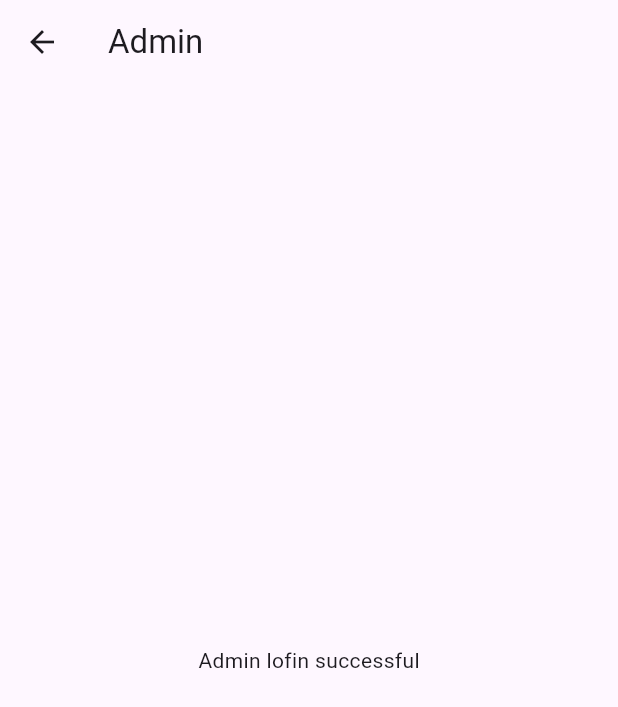
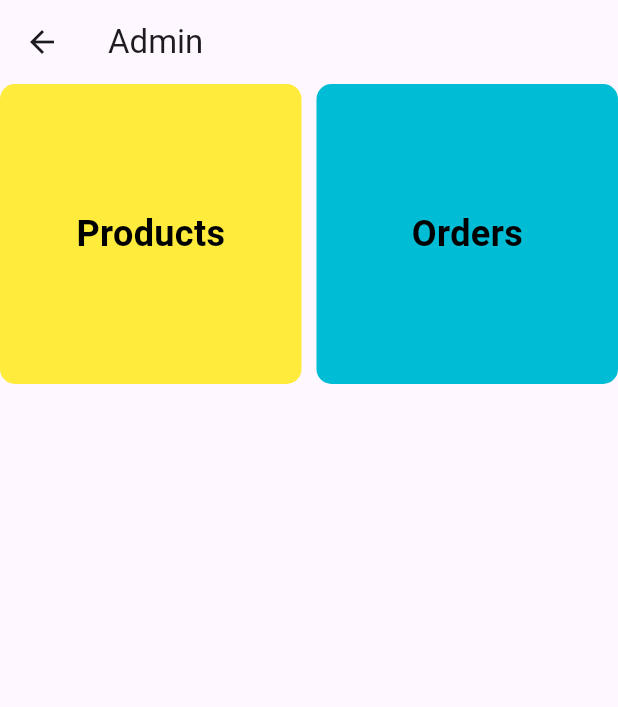
Before and after one commit to ubaliringim/e_commerce_admin, a Flutter app: the HomeScreen screen opened directly, on a phone screen of 412 x 824 dp. Shown: the top 707 px of the screen. Run offline on Flutter 3.47's test engine with Material 3 defaults, Android fonts, the phone set to English and light mode, and no system bars; our stand-ins replace cloud_firestore, firebase_auth, firebase_core, flutter_riverpod; accounts and stored records are empty.

Commit message:
add-product&delete-product

```diff
--- a/lib/homescreen.dart
+++ b/lib/homescreen.dart
@@ -1,3 +1,4 @@
+import 'package:e_commerce_admin/screens/products.dart';
 import 'package:flutter/material.dart';
 
 class HomeScreen extends StatefulWidget {
@@ -11,10 +12,62 @@ class _HomeScreenState extends State<HomeScreen> {
   @override
   Widget build(BuildContext context) {
     return Scaffold(
-      appBar: AppBar(
-        title: const Text("Admin"),
-      ),
-      body: const Center(child: Text("Admin lofin successful"),),
-    );
+        appBar: AppBar(
+          title: const Text("Admin"),
+        ),
+        body: Row(
+          children: [
+            Flexible(
+              flex: 2,
+              child: GestureDetector(
+                onTap: () {
+                  Navigator.of(context).push(MaterialPageRoute(
+                    builder: (context) {
+                      return const ProductsPage();
+                    },
+                  ));
+                },
+                child: Container(
+                  height: 200,
+                  decoration: BoxDecoration(
+                    color: Colors.yellow,
+                    borderRadius: BorderRadius.circular(10),
+                  ),
+                  child: const Center(
+                    child: Text(
+                      "Products",
+                      style: TextStyle(
+                          color: Colors.black,
+                          fontWeight: FontWeight.bold,
+                          fontSize: 24),
+                    ),
+                  ),
+                ),
+              ),
+            ),
+            const SizedBox(
+              width: 10,
+            ),
+            Flexible(
+              flex: 2,
+              child: Container(
+                height: 200,
+                decoration: BoxDecoration(
+                  color: Colors.cyan,
+                  borderRadius: BorderRadius.circular(10),
+                ),
+                child: const Center(
+                  child: Text(
+                    "Orders",
+                    style: TextStyle(
+                        color: Colors.black,
+                        fontWeight: FontWeight.bold,
+                        fontSize: 24),
+                  ),
+                ),
+              ),
+            ),
+          ],
+        ));
   }
 }
```
Also changed, not shown: lib/main.dart (+31 -1 lines), lib/model/product.dart (added, +31 -0 lines), lib/screens/addproductpage.dart (added, +135 -0 lines), lib/screens/products.dart (added, +77 -0 lines).
